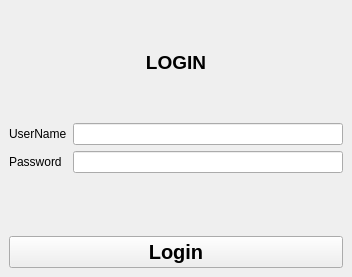
The window that login.ui (hoangphuc05/social_media_1) describes before a commit, drawn with Qt 5.
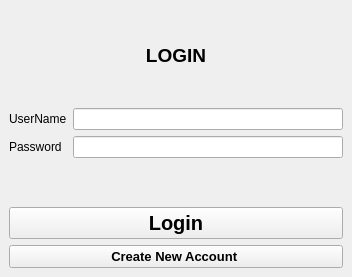
The same window after the commit.

Commit message: example dialog

The edit to the form file:
```diff
--- a/login.ui
+++ b/login.ui
@@ -77,6 +77,21 @@
         </property>
        </widget>
       </item>
+      <item>
+       <widget class="QPushButton" name="pushButton">
+        <property name="font">
+         <font>
+          <family>Arial</family>
+          <pointsize>10</pointsize>
+          <weight>75</weight>
+          <bold>true</bold>
+         </font>
+        </property>
+        <property name="text">
+         <string>Create New Account </string>
+        </property>
+       </widget>
+      </item>
      </layout>
     </item>
    </layout>
```
The commit also changes 1 other file.
